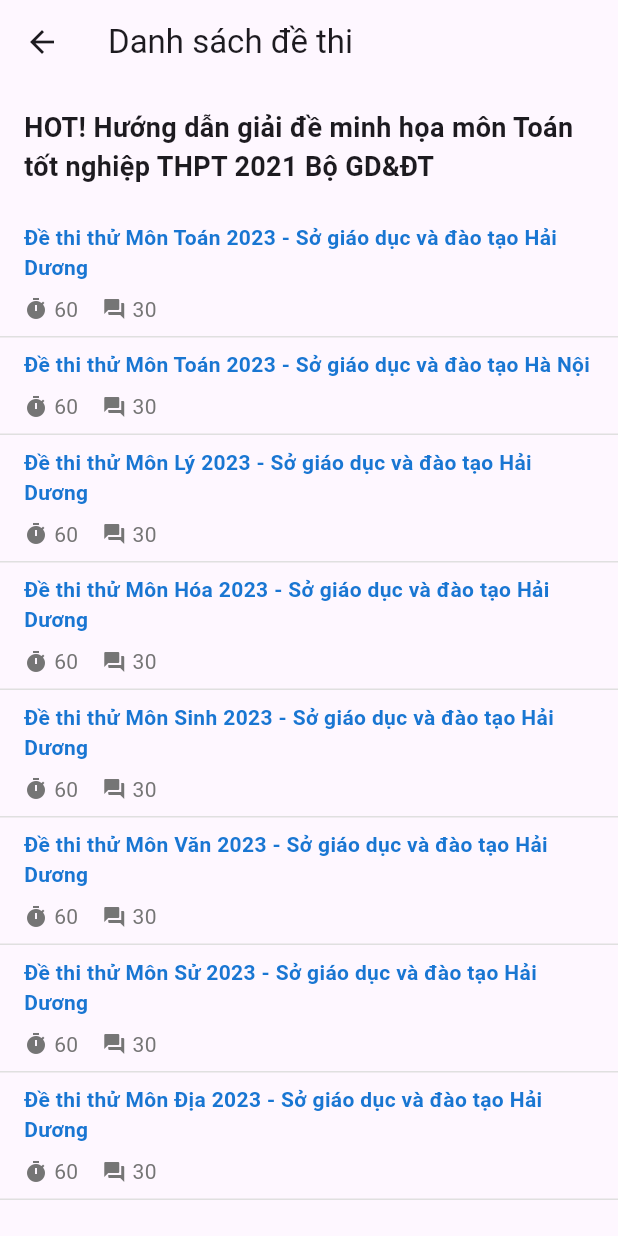
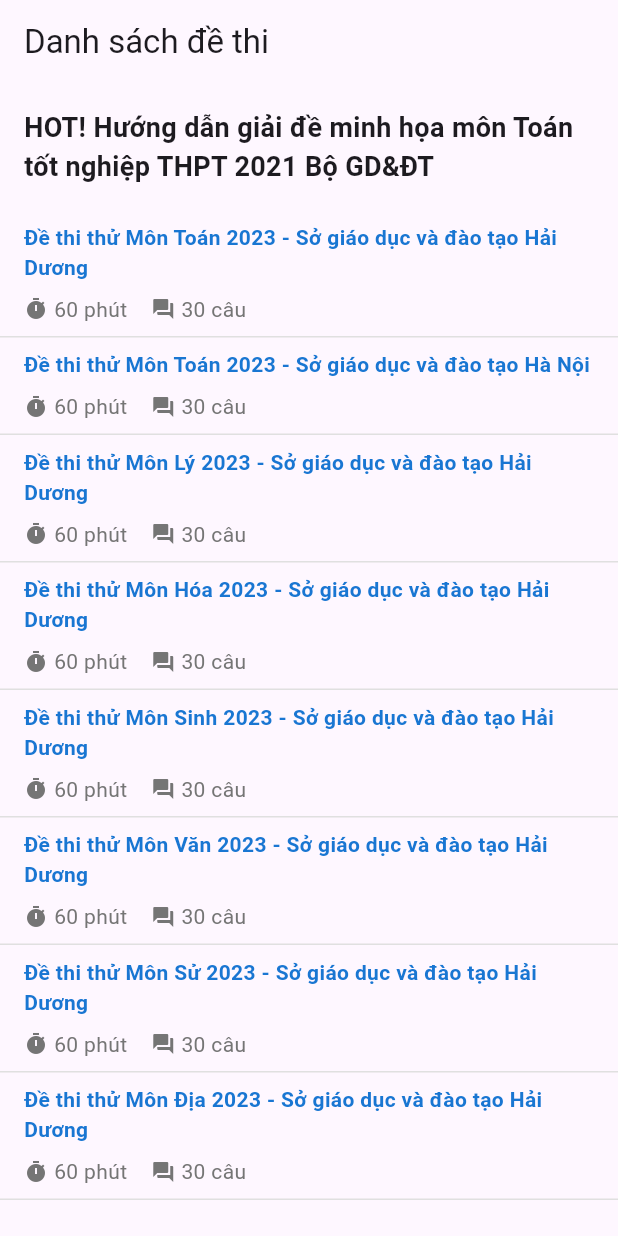
Before and after one commit to nhson2612/Pratice-Makes-Perfect, a Flutter app: the ExamListWidget screen opened directly, on a phone screen of 412 x 824 dp. Run offline on Flutter 3.47's test engine with Material 3 defaults, Android fonts, the phone set to English and light mode, and no system bars.

Commit message:
make data file to singleton add add countdown

```diff
--- a/lib/application-service/CalculateScoreService.dart
+++ b/lib/application-service/CalculateScoreService.dart
@@ -7,7 +7,7 @@ import 'package:flutter_application_1/model/SelectedAnswer.dart';
 class CalculateScoreService {
   Result calculateScore(
       List<SelectedAnswer> selectedAnswers, List<Question> questions) {
-    AnswerData answerData = AnswerData();
+    AnswerData answerData = AnswerData.getInstance();
 
     List<Answer> answers = questions
         .map(
--- a/lib/data/ExamData.dart
+++ b/lib/data/ExamData.dart
@@ -13,6 +13,13 @@ class ExamData{
     Exam(examId: "SGDVDT-HD-Dia-20/12", name: "Đề thi thử Môn Địa 2023 - Sở giáo dục và đào tạo Hải Dương", subject: Subject.geography, duration: 60, provider: "SGDVDT-HD"),
   ];
 
+  static final ExamData _instance = ExamData._internal();
+  ExamData._internal();
+
+  static ExamData getInstance() {
+    return _instance;
+  }
+
 
   Exam getExamByExamId(String examId){
     return exams.firstWhere((exam) => exam.examId == examId);
--- a/lib/main.dart
+++ b/lib/main.dart
@@ -5,6 +5,6 @@ import 'package:flutter_application_1/widgets/QuestionListWidget.dart';
 
 void main() {
   runApp(MaterialApp(
-    home: QuestionListWidget(),
+    home: ExamListWidget(),
   ));
 }
--- a/lib/model/Exam.dart
+++ b/lib/model/Exam.dart
@@ -16,7 +16,6 @@ class Exam{
     required this.duration,
     required this.provider,
     // required this.questions,
-
   });
 
 }
--- /dev/null
+++ b/lib/widgets/ExamCardWidget.dart
@@ -0,0 +1,65 @@
+import 'package:flutter/material.dart';
+import 'package:flutter_application_1/model/Exam.dart';
+import 'package:flutter_application_1/widgets/QuestionListWidget.dart';
+
+class ExamCardWidget extends StatelessWidget {
+  final Exam exam;
+
+  const ExamCardWidget({Key? key, required this.exam}) : super(key: key);
+
+  @override
+  Widget build(BuildContext context) {
+    return InkWell(
+      onTap: () {
+        Navigator.push(
+          context,
+          MaterialPageRoute(
+            builder: (context) => QuestionListWidget(
+              exam.examId,
+              exam.duration * 60,
+            ),
+          ),
+        );
+      },
+      child: Container(
+        padding: EdgeInsets.symmetric(vertical: 8, horizontal: 16),
+        decoration: BoxDecoration(
+          border: Border(bottom: BorderSide(color: Colors.grey[300]!)),
+        ),
+        child: Column(
+          crossAxisAlignment: CrossAxisAlignment.start,
+          children: [
+            Text(
+              exam.name,
+              style: TextStyle(
+                color: Colors.blue[700],
+                fontWeight: FontWeight.bold,
+              ),
+            ),
+            SizedBox(height: 8),
+            Row(
+              children: [
+                _buildDetailItem(Icons.timer, '${exam.duration} phút'),
+                SizedBox(width: 16),
+                _buildDetailItem(Icons.question_answer, '30 câu'),
+              ],
+            ),
+          ],
+        ),
+      ),
+    );
+  }
+
+  Widget _buildDetailItem(IconData icon, String text) {
+    return Row(
+      children: [
+        Icon(icon, size: 16, color: Colors.grey[600]),
+        SizedBox(width: 4),
+        Text(
+          text,
+          style: TextStyle(color: Colors.grey[600], fontSize: 14),
+        ),
+      ],
+    );
+  }
+}
--- a/lib/widgets/ExamItemWidget.dart
+++ /dev/null
@@ -1,51 +0,0 @@
-import 'package:flutter/material.dart';
-import 'package:flutter_application_1/model/Exam.dart';
-
-class ExamItemWidget extends StatelessWidget {
-  final Exam item;
-
-  const ExamItemWidget({Key? key, required this.item}) : super(key: key);
-
-  @override
-  Widget build(BuildContext context) {
-    return Container(
-      padding: EdgeInsets.symmetric(vertical: 8, horizontal: 16),
-      decoration: BoxDecoration(
-        border: Border(bottom: BorderSide(color: Colors.grey[300]!)),
-      ),
-      child: Column(
-        crossAxisAlignment: CrossAxisAlignment.start,
-        children: [
-          Text(
-            item.name,
-            style: TextStyle(
-              color: Colors.blue[700],
-              fontWeight: FontWeight.bold,
-            ),
-          ),
-          SizedBox(height: 8),
-          Row(
-            children: [
-              _buildDetailItem(Icons.timer, item.duration.toString()),
-              SizedBox(width: 16),
-              _buildDetailItem(Icons.question_answer, "30"),
-            ],
-          ),
-        ],
-      ),
-    );
-  }
-
-  Widget _buildDetailItem(IconData icon, String text) {
-    return Row(
-      children: [
-        Icon(icon, size: 16, color: Colors.grey[600]),
-        SizedBox(width: 4),
-        Text(
-          text,
-          style: TextStyle(color: Colors.grey[600], fontSize: 14),
-        ),
-      ],
-    );
-  }
-}
--- a/lib/widgets/ExamListWidget.dart
+++ b/lib/widgets/ExamListWidget.dart
@@ -1,11 +1,11 @@
 import 'package:flutter/material.dart';
 import 'package:flutter_application_1/data/ExamData.dart';
 import 'package:flutter_application_1/model/Exam.dart';
-import 'package:flutter_application_1/widgets/ExamItemWidget.dart';
+import 'package:flutter_application_1/widgets/ExamCardWidget.dart';
 
 class ExamListWidget extends StatelessWidget {
 
-  List<Exam> exams = ExamData().getAllExams();
+  List<Exam> exams = ExamData.getInstance().getAllExams();
 
   @override
   Widget build(BuildContext context) {
@@ -28,9 +28,9 @@ class ExamListWidget extends StatelessWidget {
               ),
             );
           }
-          final item = exams[index - 1];
-          return ExamItemWidget(
-            item: item
+          final exam = exams[index - 1];
+          return ExamCardWidget(
+            exam: exam,
             );
         },
       ),
```
Also changed, not shown: lib/data/AnswerData.dart (+7 -0 lines), lib/data/AttemptData.dart (added, +17 -0 lines), lib/data/QuestionData.dart (+14 -3 lines), lib/model/Attemp.dart (deleted, +0 -29 lines), lib/model/Attempt.dart (added, +15 -0 lines), lib/widgets/QuestionCardWidget.dart (+1 -23 lines), lib/widgets/QuestionListWidget.dart (+92 -21 lines), lib/widgets/ResultWidget.dart (+27 -15 lines).
